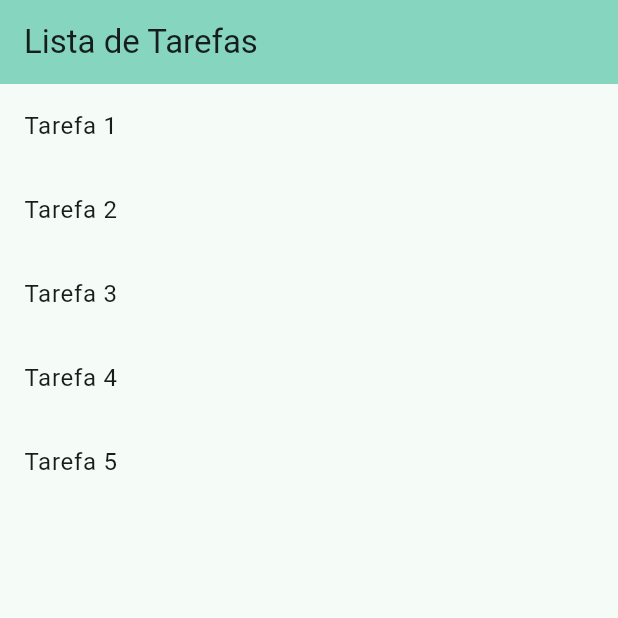
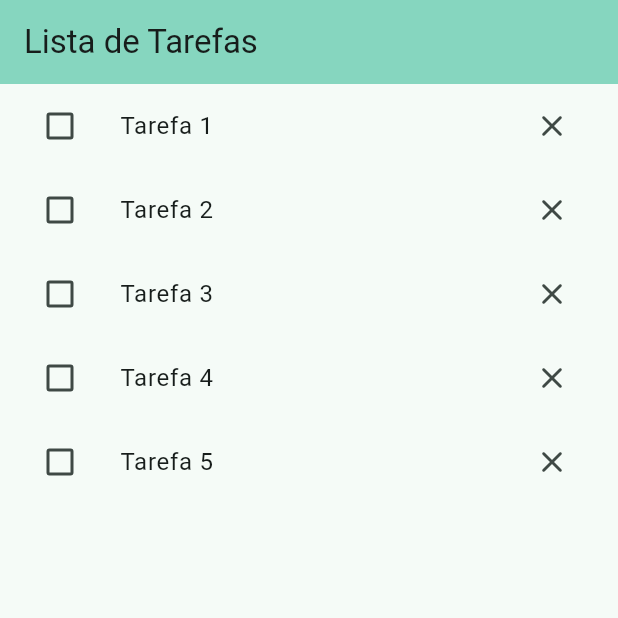
Before and after one commit to AnaCarol21/todo_app, a Flutter app: the screen it shows after launch, on a phone screen of 412 x 824 dp, the top half of it. Run offline on Flutter 3.47's test engine with Material 3 defaults, Android fonts, the phone set to English and light mode, and no system bars.

Commit message:
add: widget do listTile e suas funcoes

```diff
--- /dev/null
+++ b/todo_app/lib/todo_item_widget.dart
@@ -0,0 +1,55 @@
+import 'package:flutter/material.dart';
+import 'package:todo_app/todo.dart';
+
+class TodoItemWidget extends StatefulWidget {
+  const TodoItemWidget({super.key, required this.todo});
+  final Todo todo;
+
+  @override
+  State<TodoItemWidget> createState() => _TodoItemWidgetState();
+}
+
+class _TodoItemWidgetState extends State<TodoItemWidget> {
+  late TextEditingController todoController;
+  @override
+  void initState() {
+    todoController = TextEditingController(text: widget.todo.task);
+
+    super.initState();
+  }
+
+  @override
+  Widget build(BuildContext context) {
+    return ListTile(
+      title: TextFormField(
+        controller: todoController,
+        decoration: const InputDecoration.collapsed(
+          hintText: 'Escreva sua tarefa',
+        ),
+        onChanged: onChanged,
+      ),
+      leading: Checkbox(
+        value: widget.todo.completed,
+        onChanged: onToggled,
+      ),
+      trailing: IconButton(
+        visualDensity: VisualDensity.compact,
+      icon: const Icon(Icons.close_rounded),
+
+      onPressed: onDeleted
+      ,
+      ),
+    );
+  }
+
+  void onChanged(String task) {
+    print(task);
+  }
+
+  void onToggled(_) {
+    print(_);
+  }
+  void onDeleted() {
+    print('tarefa deletada');
+  }
+}
--- a/todo_app/lib/todo_list_widget.dart
+++ b/todo_app/lib/todo_list_widget.dart
@@ -1,5 +1,6 @@
 import 'package:flutter/material.dart';
 import 'package:todo_app/todo.dart';
+import 'package:todo_app/todo_item_widget.dart';
 
 List<Todo> todoList = [
   Todo.create('Tarefa 1'),
@@ -19,7 +20,7 @@ class TodoListWidget extends StatelessWidget {
       shrinkWrap: true,
       itemCount: todoList.length,
       itemBuilder: (context, index) {
-        return ListTile(title: Text(todoList[index].task));
+        return TodoItemWidget(todo: todoList[index]);
       },
     );
   }
```
